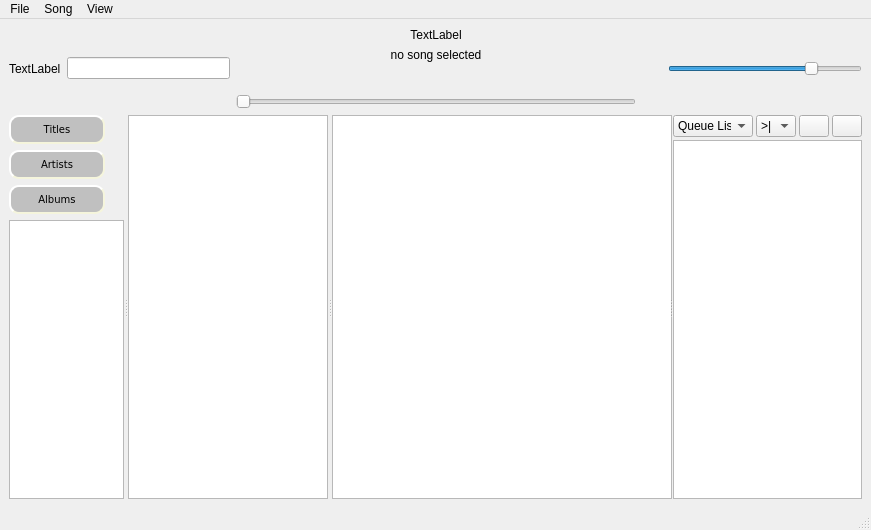
Old version of the form CODE/soundpp/soundpp-prototype/mainwindow.ui in the repository b1t00/soundpp.
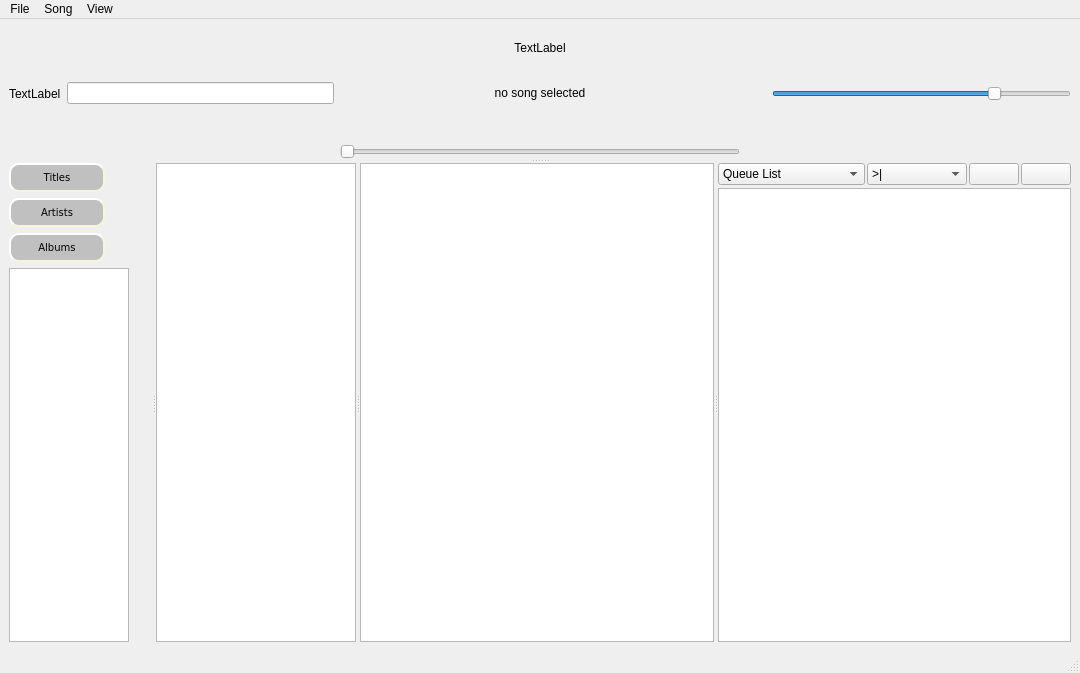
New version of the form. Icons and pictures are not drawn.

Commit message: horizontal splitter without collapse

Patch:
```diff
--- a/CODE/soundpp/soundpp-prototype/mainwindow.ui
+++ b/CODE/soundpp/soundpp-prototype/mainwindow.ui
@@ -6,8 +6,8 @@
    <rect>
     <x>0</x>
     <y>0</y>
-    <width>871</width>
-    <height>530</height>
+    <width>1080</width>
+    <height>673</height>
    </rect>
   </property>
   <property name="windowTitle">
@@ -16,6 +16,14 @@
   <widget class="QWidget" name="centralwidget">
    <layout class="QVBoxLayout" name="verticalLayout_5">
     <item>
+     <widget class="QSplitter" name="splitter_5">
+      <property name="orientation">
+       <enum>Qt::Vertical</enum>
+      </property>
+      <property name="childrenCollapsible">
+       <bool>false</bool>
+      </property>
+      <widget class="QWidget" name="">
      <layout class="QHBoxLayout" name="horizontalLayout_2">
       <item>
        <layout class="QHBoxLayout" name="horizontalLayout_4">
@@ -199,8 +207,11 @@
        </layout>
       </item>
      </layout>
-    </item>
-    <item>
+      </widget>
+      <widget class="QSplitter" name="splitter_4">
+       <property name="orientation">
+        <enum>Qt::Vertical</enum>
+       </property>
      <widget class="QSplitter" name="splitter_3">
       <property name="orientation">
        <enum>Qt::Horizontal</enum>
@@ -369,7 +380,7 @@
          <property name="minimumSize">
           <size>
            <width>340</width>
-           <height>0</height>
+             <height>200</height>
           </size>
          </property>
          <property name="maximumSize">
@@ -425,6 +436,9 @@
           </property>
           <item>
            <layout class="QHBoxLayout" name="horizontalLayout">
+              <property name="spacing">
+               <number>2</number>
+              </property>
             <item>
              <widget class="QComboBox" name="comboBox">
               <property name="minimumSize">
@@ -559,6 +573,8 @@
        </widget>
       </widget>
      </widget>
+      </widget>
+     </widget>
     </item>
    </layout>
   </widget>
@@ -567,8 +583,8 @@
     <rect>
      <x>0</x>
      <y>0</y>
-     <width>871</width>
-     <height>21</height>
+     <width>1080</width>
+     <height>20</height>
     </rect>
    </property>
    <widget class="QMenu" name="menuFile">
```
Lines whose indentation alone changed are shown as unchanged. The commit also changes 1 other file.
